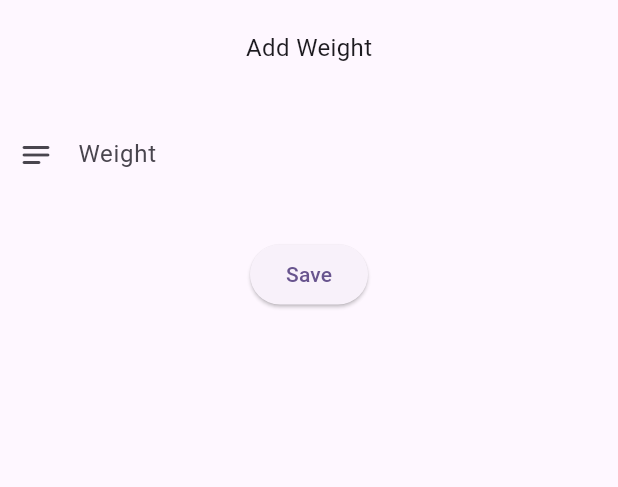
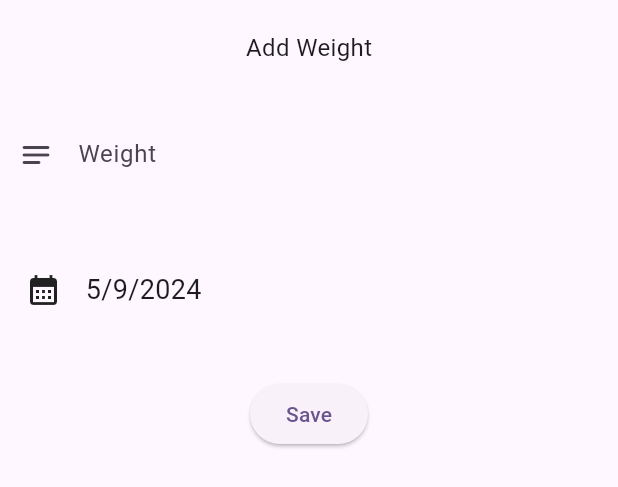
Before and after one commit to Dheeraj-2003/weight_tracker, a Flutter app: the WeightForm widget shown alone on an empty page, opened directly, on a phone screen of 412 x 824 dp. Shown: the top 487 px of the screen. Run offline on Flutter 3.47's test engine with Material 3 defaults, Android fonts, the phone set to English and light mode, and no system bars; our stand-ins replace flutter_riverpod.

Commit message:
riverpod setup & date entry

```diff
--- /dev/null
+++ b/lib/presentation/providers/user/user_provider.dart
@@ -0,0 +1,6 @@
+import 'package:flutter_riverpod/flutter_riverpod.dart';
+import 'package:weight_tracker/presentation/providers/user/user_notifier.dart';
+import 'package:weight_tracker/presentation/providers/user/user_state.dart';
+
+final StateNotifierProvider<UserNotifier, UserState> userProvider =
+    StateNotifierProvider<UserNotifier, UserState>((ref) => UserNotifier());
--- a/lib/presentation/screens/home_screen.dart
+++ b/lib/presentation/screens/home_screen.dart
@@ -57,7 +57,7 @@ class _HomeScreenState extends State<HomeScreen> {
                       shrinkWrap: true,
                       itemBuilder: (context, index) => CommonListTile(
                             title: weightsList[index].weight.toString(),
-                            subTitle: weightsList[index].time.toString(),
+                            subTitle: formatter.format(weightsList[index].time),
                           ))
             ],
           ),
--- /dev/null
+++ b/lib/presentation/widgets/date_picker.dart
@@ -0,0 +1,60 @@
+import 'package:flutter/material.dart';
+import 'package:intl/intl.dart';
+
+final formatter = DateFormat.yMd();
+
+class DatePicker extends StatefulWidget {
+  const DatePicker({super.key});
+
+  @override
+  State<DatePicker> createState() => _DatePickerState();
+}
+
+class _DatePickerState extends State<DatePicker> {
+  DateTime _selectedDate = DateTime.now();
+
+  void _datePicker() async {
+    final now = DateTime.now();
+    final pickedDate = await showDatePicker(
+      context: context,
+      initialDate: now,
+      firstDate: DateTime(now.year - 1, now.month, now.day),
+      lastDate: now,
+    );
+    setState(() {
+      if (pickedDate != null) {
+        _selectedDate = pickedDate;
+      }
+    });
+  }
+
+  @override
+  Widget build(BuildContext context) {
+    return InkWell(
+      onTap: _datePicker,
+      child: Container(
+        decoration: BoxDecoration(
+            border: Border.all(width: 1, color: Colors.grey.withOpacity(0))),
+        padding: const EdgeInsets.only(top: 4, left: 8, right: 8),
+        height: 65,
+        child: Row(
+          children: [
+            const Padding(
+              padding: EdgeInsets.symmetric(horizontal: 8.0),
+              child: Icon(
+                Icons.calendar_month,
+              ),
+            ),
+            Padding(
+              padding: const EdgeInsets.symmetric(horizontal: 8.0),
+              child: Text(
+                formatter.format(_selectedDate),
+                style: const TextStyle(fontSize: 18),
+              ),
+            ),
+          ],
+        ),
+      ),
+    );
+  }
+}
--- a/lib/presentation/widgets/weight_form.dart
+++ b/lib/presentation/widgets/weight_form.dart
@@ -1,4 +1,5 @@
 import 'package:flutter/material.dart';
+import 'package:weight_tracker/presentation/widgets/date_picker.dart';
 
 class WeightForm extends StatefulWidget {
   const WeightForm({super.key});
@@ -35,6 +36,8 @@ class _WeightFormState extends State<WeightForm> {
                   labelText: "Weight"),
             ),
             const SizedBox(height: 28),
+            const DatePicker(),
+            const SizedBox(height: 28),
             ElevatedButton(onPressed: _onSave, child: const Text("Save")),
           ],
         ));
--- a/pubspec.yaml
+++ b/pubspec.yaml
@@ -36,6 +36,9 @@ dependencies:
   # Use with the CupertinoIcons class for iOS style icons.
   cupertino_icons: ^1.0.2
   riverpod: ^2.5.1
+  flutter_riverpod: ^2.5.1
+  date_formatter: ^0.0.4
+  intl: ^0.18.1
 
 dev_dependencies:
   flutter_test:
```
Also changed, not shown: lib/presentation/providers/user/user_notifier.dart (added, +9 -0 lines), lib/presentation/providers/user/user_state.dart (added, +10 -0 lines), lib/presentation/providers/weights/weights_notifier.dart (added, +7 -0 lines), lib/presentation/providers/weights/weights_provider.dart (added, +7 -0 lines), lib/presentation/providers/weights/weights_state.dart (added, +23 -0 lines), lib/presentation/widgets/common_list_tile.dart (+7 -3 lines), lib/presentation/providers/profile/profile_notifier.dart (deleted), lib/presentation/providers/profile/profile_provider.dart (deleted), lib/presentation/providers/profile/profile_state.dart (deleted), pubspec.lock.
